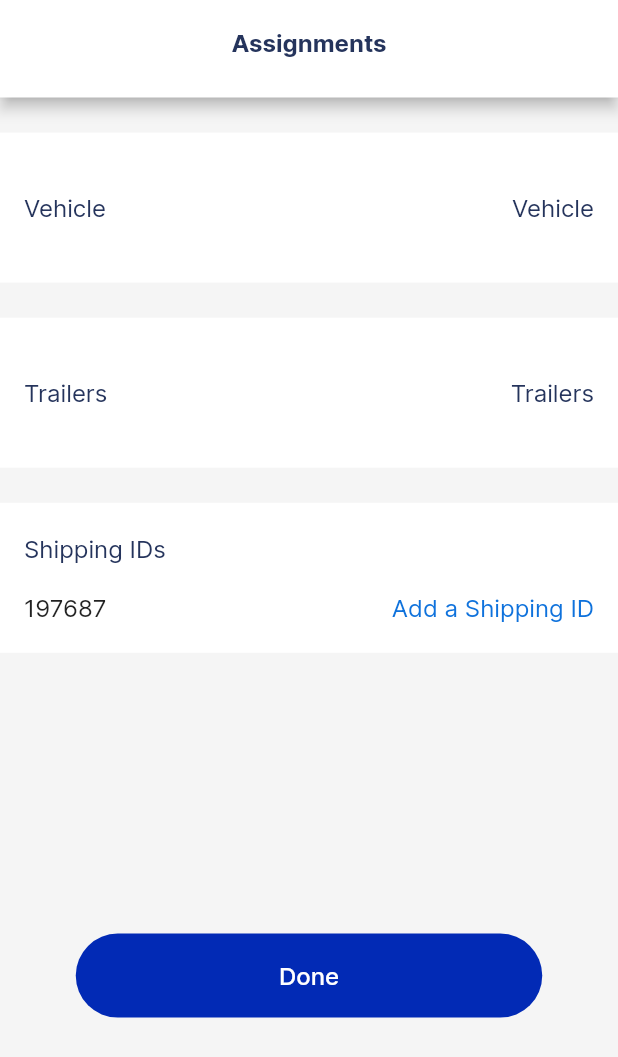
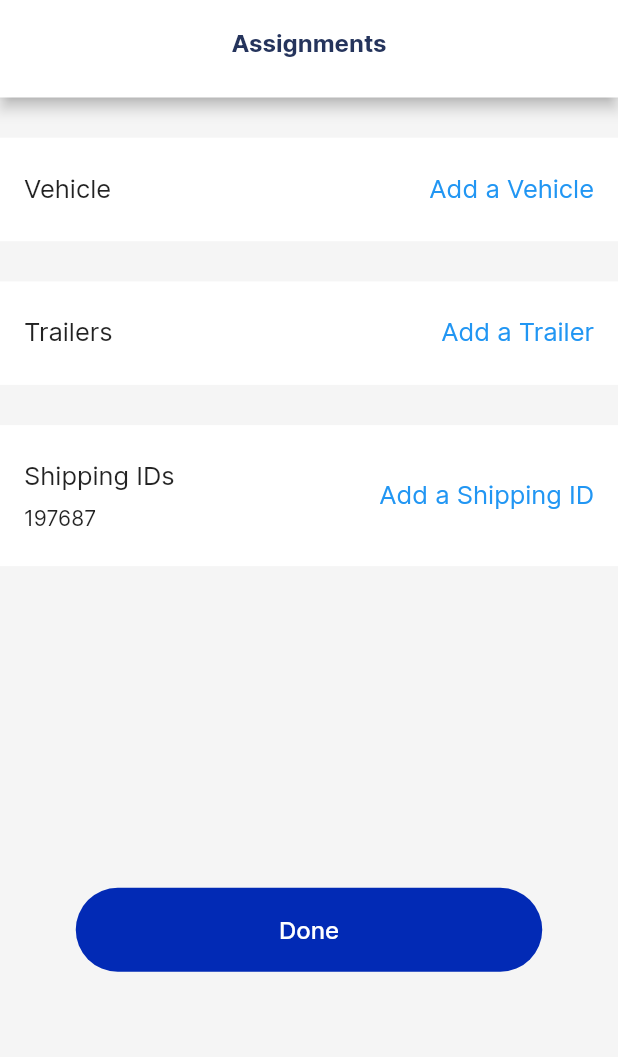
Before and after one commit to jamesnq/navus_app, a Flutter app: the VehiCleAssignmentScreen screen opened directly, on a phone screen of 412 x 824 dp. Shown: the top 1057 px of the screen. Run offline on Flutter 3.47's test engine with Material 2 defaults, Android fonts, the phone set to English and light mode, and no system bars; our stand-ins replace flutter_svg.

Commit message:
format code

```diff
--- a/lib/vehicle_assignment_screen.dart
+++ b/lib/vehicle_assignment_screen.dart
@@ -1,7 +1,6 @@
 import 'package:flutter/material.dart';
 import 'package:navus_app/widget/information_box.dart';
 import 'package:navus_app/widget/rounded_button.dart';
-import 'login_screen.dart';
 import 'constain.dart';
 
 class VehiCleAssignmentScreen extends StatefulWidget {
@@ -24,7 +23,7 @@ class _VehiCleAssignmentScreenState extends State<VehiCleAssignmentScreen> {
           centerTitle: true,
           backgroundColor: Colors.white,
           automaticallyImplyLeading: false,
-          title: Text(
+          title: const Text(
             "Assignments",
             style: TextStyle(
               color: appBarTextColor,
@@ -35,27 +34,26 @@ class _VehiCleAssignmentScreenState extends State<VehiCleAssignmentScreen> {
         ),
       ),
       body: SingleChildScrollView(
-        child: Container(
+        child: SizedBox(
           height: size.height,
           width: size.width,
           child: Center(
             child: Column(
               mainAxisAlignment: MainAxisAlignment.center,
               children: [
-                Spacer(),
-                InformationBox(text: "Vehicle", rightText: "Add a Vehicle"),
-                Spacer(),
-                InformationBox(text: "Trailers", rightText: "Add a Trailer"),
-                Spacer(),
-                InformationBox(
-                    text: "Shipping IDs",
-                    rightText: "Add a Shipping ID",
-                    id: "197687",
-                    isId: true,
+                const Spacer(),
+                const InformationBox(title: "Vehicle", value: "Add a Vehicle"),
+                const Spacer(),
+                const InformationBox(title: "Trailers", value: "Add a Trailer"),
+                const Spacer(),
+                const InformationBox(
+                  title: "Shipping IDs",
+                  subTitle: "197687",
+                  value: "Add a Shipping ID",
                 ),
-                Spacer(flex: 8),
+                const Spacer(flex: 8),
                 RoundedButton(text: "Done", onPressed: () {}),
-                Spacer(flex: 9),
+                const Spacer(flex: 9),
               ],
             ),
           ),
--- a/lib/widget/information_box.dart
+++ b/lib/widget/information_box.dart
@@ -1,87 +1,49 @@
 import 'package:flutter/material.dart';
 
-import '../constain.dart';
-
 class InformationBox extends StatelessWidget {
-  final String text;
-  final String rightText;
-  final String? id;
-  final bool isId;
+  final String title;
+  final String? value;
+  final String? subTitle;
+  final Widget? right;
 
   const InformationBox({
     Key? key,
-    required String this.text,
-    required String this.rightText,
-    String? this.id,
-    this.isId = false,
+    required this.title,
+    this.value,
+    this.subTitle,
+    this.right,
   }) : super(key: key);
 
   @override
   Widget build(BuildContext context) {
     return Container(
       color: Colors.white,
-      padding: const EdgeInsets.symmetric(horizontal: 16),
-      height: 100,
-      child: Column(
+      padding: const EdgeInsets.symmetric(horizontal: 16, vertical: 24),
+      child: Row(
+        mainAxisAlignment: MainAxisAlignment.spaceBetween,
         children: [
-          Spacer(),
-          //Row 1
-          Row(
+          Column(
+            crossAxisAlignment: CrossAxisAlignment.start,
             children: [
-              Center(
-                child: Expanded(
-                  child: Text(
-                    this.text,
-                    style: TextStyle(
-                      fontSize: 16,
-                      color: appBarTextColor,
-                    ),
-                  ),
-                ),
+              Text(
+                title,
+                style: const TextStyle(fontSize: 17),
               ),
-              Spacer(),
-              Center(
-                child: !this.isId ? Expanded(
-                  child: Text(
-                    this.text,
-                    style: TextStyle(
-                      fontSize: 16,
-                      color: appBarTextColor,
-                    ),
-                  ),
-                ) : null
-              ),
+              subTitle != null
+                  ? Padding(
+                      padding: const EdgeInsets.only(top: 8),
+                      child: Text(
+                        subTitle ?? "",
+                        style: const TextStyle(fontSize: 14),
+                      ),
+                    )
+                  : Container(),
             ],
-
           ),
-           Spacer(),
-          //Row 2
-          this.isId ? Container(
-            child: Row(
-              children: [
-                Center(
-                  child: Text(
-                    this.id!,
-                    style: TextStyle(
-                      fontSize: 16,
-                    ),
-                  ),
-                ),
-                Spacer(),
-                Center(
-                  child: Text(
-                    this.rightText,
-                    style: TextStyle(
-                      fontSize: 16,
-                      color: activeTextColor,
-                    ),
-                  ),
-                ),
-              ],
-            ),
-
-          ) : Container(),
-          this.isId ? Spacer() : Container(),
+          Text(
+            value ?? "",
+            style: const TextStyle(fontSize: 17, color: Colors.blue),
+          ),
         ],
       ),
     );
```
